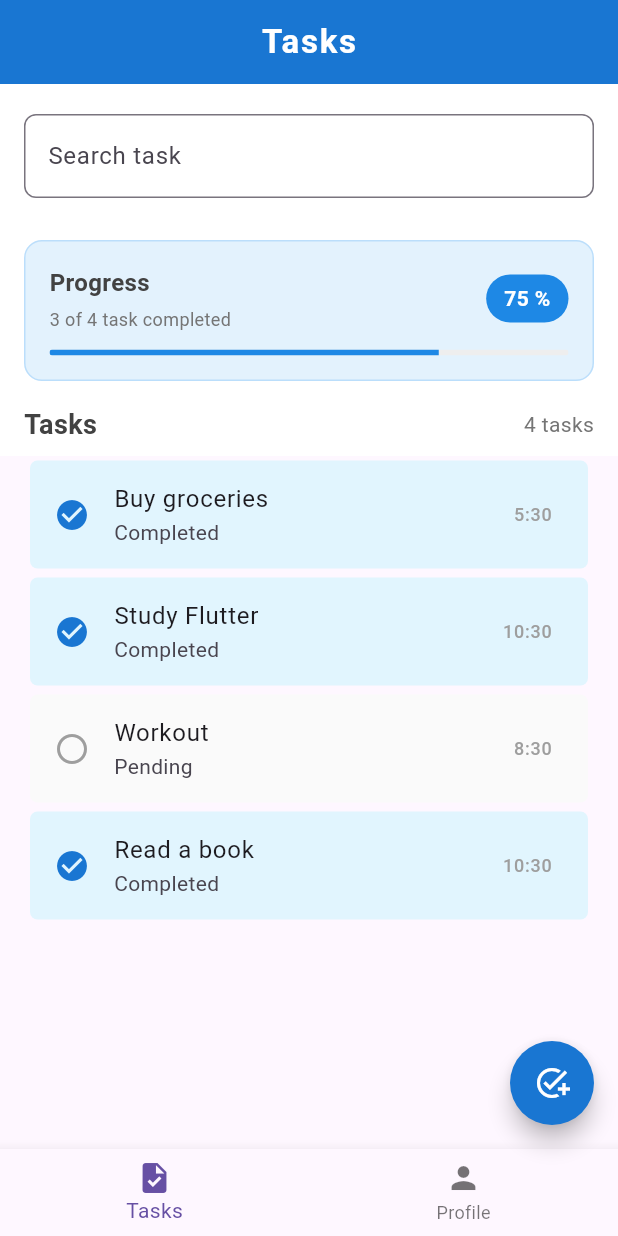
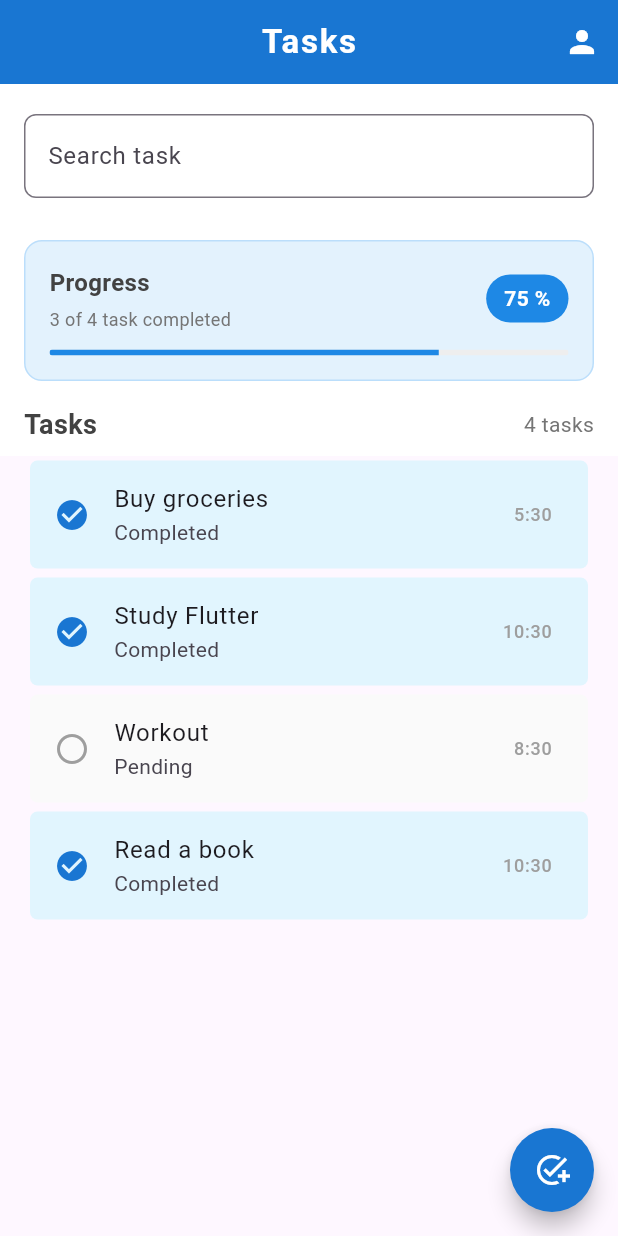
Before and after one commit to vincenitee/todo-list-supabase, a Flutter app: the HomeScreen screen opened directly, after a tap on "Buy groceries", on a phone screen of 412 x 824 dp. Run offline on Flutter 3.47's test engine with Material 3 defaults, Android fonts, the phone set to English and light mode, and no system bars.

Commit message:
refactor: Replace bottomNavigationBar with AppBar action for Profile navigation

```diff
--- a/lib/screens/home.dart
+++ b/lib/screens/home.dart
@@ -60,6 +60,14 @@ class _HomeScreenState extends State<HomeScreen> {
           ),
         ),
         centerTitle: true,
+        actions: [
+          IconButton(
+            onPressed: () {
+              // TODO: NAVIGATE TO THE PROFILE PAGE
+            },
+            icon: Icon(Icons.person, color: Colors.white),
+          ),
+        ],
       ),
 
       body: Column(
@@ -109,20 +117,6 @@ class _HomeScreenState extends State<HomeScreen> {
         shape: RoundedRectangleBorder(borderRadius: BorderRadius.circular(100)),
         child: Icon(Icons.add_task, color: Colors.white, size: 24),
       ),
-
-      bottomNavigationBar: BottomNavigationBar(
-        onTap: (index) {
-          final List<Widget> screens = [HomeScreen(), HomeScreen()];
-          Navigator.pushReplacement(
-            context,
-            MaterialPageRoute(builder: (_) => screens[index]),
-          );
-        },
-        items: const [
-          BottomNavigationBarItem(icon: Icon(Icons.task), label: 'Tasks'),
-          BottomNavigationBarItem(icon: Icon(Icons.person), label: 'Profile'),
-        ],
-      ),
     );
   }
 }
```
